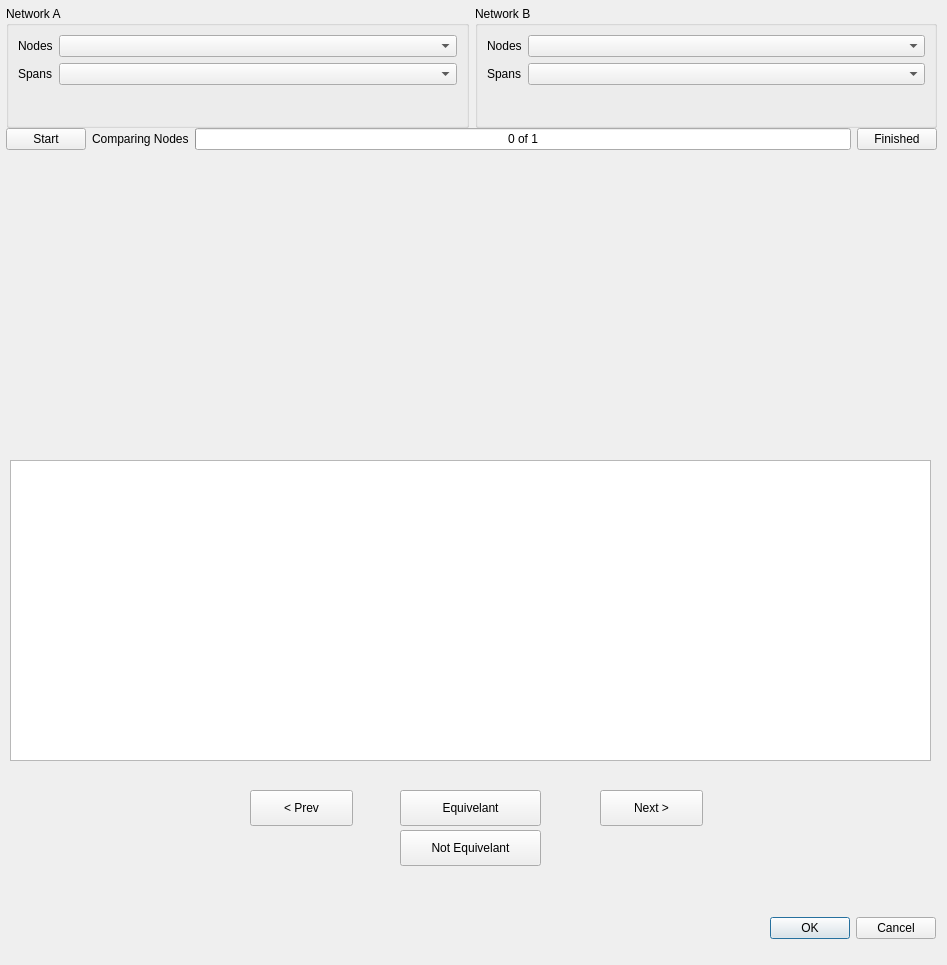
Before: the Qt Designer form gui.ui in Open-Telecoms-Data/ofds_consolidation_tool, drawn with Qt 5.
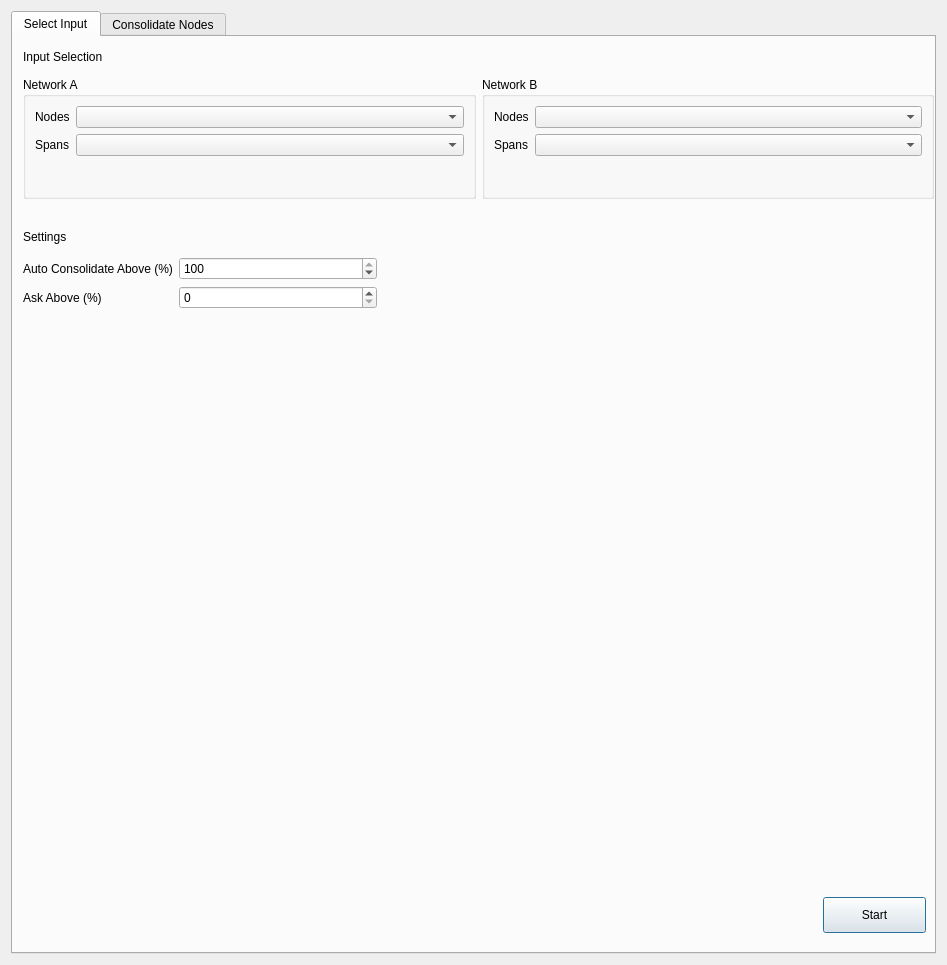
After: the same form once the commit is applied. Custom widgets are drawn as their Qt base class.

Diff of the .ui file:
```diff
--- a/gui.ui
+++ b/gui.ui
@@ -16,28 +16,25 @@
   <property name="sizeGripEnabled">
    <bool>false</bool>
   </property>
-  <widget class="QDialogButtonBox" name="buttons">
-   <property name="geometry">
-    <rect>
-     <x>770</x>
-     <y>910</y>
-     <width>166</width>
-     <height>36</height>
-    </rect>
-   </property>
-   <property name="orientation">
-    <enum>Qt::Horizontal</enum>
-   </property>
-   <property name="standardButtons">
-    <set>QDialogButtonBox::Cancel|QDialogButtonBox::Ok</set>
-   </property>
-  </widget>
+  <layout class="QVBoxLayout" name="verticalLayout">
+   <item>
+    <widget class="QTabWidget" name="tabWidget">
+     <property name="currentIndex">
+      <number>0</number>
+     </property>
+     <property name="usesScrollButtons">
+      <bool>false</bool>
+     </property>
+     <widget class="QWidget" name="tabSelectInput">
+      <attribute name="title">
+       <string>Select Input</string>
+      </attribute>
   <widget class="QWidget" name="layoutWidget">
    <property name="geometry">
     <rect>
-     <x>6</x>
-     <y>6</y>
-     <width>931</width>
+         <x>10</x>
+         <y>40</y>
+         <width>911</width>
      <height>122</height>
     </rect>
    </property>
@@ -102,51 +99,103 @@
     </item>
    </layout>
   </widget>
-  <widget class="QWidget" name="layoutWidget">
-   <property name="geometry">
-    <rect>
-     <x>10</x>
-     <y>170</y>
-     <width>921</width>
-     <height>281</height>
-    </rect>
-   </property>
-   <layout class="QHBoxLayout" name="mapsLayout">
-    <item>
-     <widget class="QgsMapCanvas" name="mapA" native="true"/>
-    </item>
-    <item>
-     <widget class="QgsMapCanvas" name="mapB" native="true"/>
-    </item>
-   </layout>
-  </widget>
-  <widget class="QWidget" name="layoutWidget">
-   <property name="geometry">
-    <rect>
-     <x>6</x>
-     <y>120</y>
-     <width>931</width>
-     <height>38</height>
-    </rect>
-   </property>
-   <layout class="QHBoxLayout" name="startLayout">
-    <item>
      <widget class="QPushButton" name="startButton">
-      <property name="maximumSize">
-       <size>
-        <width>100</width>
-        <height>16777215</height>
-       </size>
+       <property name="geometry">
+        <rect>
+         <x>810</x>
+         <y>860</y>
+         <width>103</width>
+         <height>36</height>
+        </rect>
       </property>
       <property name="text">
        <string>Start</string>
       </property>
      </widget>
-    </item>
+      <widget class="QLabel" name="settingsLabel">
+       <property name="geometry">
+        <rect>
+         <x>10</x>
+         <y>190</y>
+         <width>81</width>
+         <height>19</height>
+        </rect>
+       </property>
+       <property name="text">
+        <string>Settings</string>
+       </property>
+      </widget>
+      <widget class="QLabel" name="inputSelectionLabel">
+       <property name="geometry">
+        <rect>
+         <x>10</x>
+         <y>10</y>
+         <width>141</width>
+         <height>19</height>
+        </rect>
+       </property>
+       <property name="text">
+        <string>Input Selection</string>
+       </property>
+      </widget>
+      <widget class="QWidget" name="">
+       <property name="geometry">
+        <rect>
+         <x>10</x>
+         <y>220</y>
+         <width>354</width>
+         <height>92</height>
+        </rect>
+       </property>
+       <layout class="QFormLayout" name="settingsFormLayout">
+        <item row="0" column="0">
+         <widget class="QLabel" name="autoThresholdLabel">
+          <property name="text">
+           <string>Auto Consolidate Above (%)</string>
+          </property>
+         </widget>
+        </item>
+        <item row="0" column="1">
+         <widget class="QSpinBox" name="autoThresholdSpinBox">
+          <property name="maximum">
+           <number>100</number>
+          </property>
+          <property name="value">
+           <number>100</number>
+          </property>
+         </widget>
+        </item>
+        <item row="1" column="0">
+         <widget class="QLabel" name="askThresholdLabel">
+          <property name="text">
+           <string>Ask Above (%)</string>
+          </property>
+         </widget>
+        </item>
+        <item row="1" column="1">
+         <widget class="QSpinBox" name="askThresholdSpinBox">
+          <property name="maximum">
+           <number>100</number>
+          </property>
+          <property name="value">
+           <number>0</number>
+          </property>
+         </widget>
+        </item>
+       </layout>
+      </widget>
+     </widget>
+     <widget class="QWidget" name="tabConsolidateNodes">
+      <attribute name="title">
+       <string>Consolidate Nodes</string>
+      </attribute>
+      <layout class="QVBoxLayout" name="verticalLayout_2">
+       <item>
+        <layout class="QHBoxLayout" name="nodesProgressLayout">
     <item>
      <widget class="QLabel" name="comparisonLabel">
       <property name="text">
-       <string>Comparing Nodes</string>
+            <string>Node Comparisons</string>
       </property>
      </widget>
     </item>
@@ -167,49 +216,40 @@
      </widget>
     </item>
     <item>
-     <widget class="QPushButton" name="finishedButton">
+          <widget class="QPushButton" name="finishedNodesButton">
       <property name="text">
-       <string>Finished</string>
+            <string>Finish</string>
       </property>
      </widget>
     </item>
    </layout>
-  </widget>
-  <widget class="QPushButton" name="sameButton">
-   <property name="geometry">
-    <rect>
-     <x>400</x>
-     <y>790</y>
-     <width>141</width>
-     <height>36</height>
-    </rect>
-   </property>
-   <property name="text">
-    <string>Equivelant</string>
-   </property>
-  </widget>
-  <widget class="QPushButton" name="notSameButton">
-   <property name="geometry">
-    <rect>
-     <x>400</x>
-     <y>830</y>
-     <width>141</width>
-     <height>36</height>
-    </rect>
-   </property>
-   <property name="text">
-    <string>Not Equivelant</string>
-   </property>
-  </widget>
+       </item>
+       <item>
+        <layout class="QHBoxLayout" name="mapsLayout">
+         <item>
+          <widget class="QgsMapCanvas" name="mapA" native="true">
+           <property name="sizePolicy">
+            <sizepolicy hsizetype="Expanding" vsizetype="Expanding">
+             <horstretch>0</horstretch>
+             <verstretch>0</verstretch>
+            </sizepolicy>
+           </property>
+          </widget>
+         </item>
+         <item>
+          <widget class="QgsMapCanvas" name="mapB" native="true">
+           <property name="sizePolicy">
+            <sizepolicy hsizetype="Expanding" vsizetype="Expanding">
+             <horstretch>0</horstretch>
+             <verstretch>0</verstretch>
+            </sizepolicy>
+           </property>
+          </widget>
+         </item>
+        </layout>
+       </item>
+       <item>
   <widget class="QTextEdit" name="infoPanel">
-   <property name="geometry">
-    <rect>
-     <x>10</x>
-     <y>460</y>
-     <width>921</width>
-     <height>301</height>
-    </rect>
-   </property>
    <property name="undoRedoEnabled">
     <bool>false</bool>
    </property>
@@ -217,41 +257,44 @@
     <bool>true</bool>
    </property>
   </widget>
-  <widget class="QPushButton" name="nextButton">
-   <property name="geometry">
-    <rect>
-     <x>600</x>
-     <y>790</y>
-     <width>103</width>
-     <height>36</height>
-    </rect>
-   </property>
+       </item>
+       <item>
+        <layout class="QGridLayout" name="gridLayout">
+         <item row="0" column="1">
+          <widget class="QPushButton" name="sameNodesButton">
+           <property name="text">
+            <string>Same</string>
+           </property>
+          </widget>
+         </item>
+         <item row="0" column="4">
+          <widget class="QPushButton" name="nextNodesButton">
    <property name="text">
     <string>Next &gt;</string>
    </property>
   </widget>
-  <widget class="QPushButton" name="prevButton">
-   <property name="geometry">
-    <rect>
-     <x>250</x>
-     <y>790</y>
-     <width>103</width>
-     <height>36</height>
-    </rect>
-   </property>
+         </item>
+         <item row="0" column="0">
+          <widget class="QPushButton" name="prevNodesButton">
+           <property name="text">
+            <string>&lt; Previous</string>
+           </property>
+          </widget>
+         </item>
+         <item row="0" column="2">
+          <widget class="QPushButton" name="notSameNodesButton">
    <property name="text">
-    <string>&lt; Prev</string>
-   </property>
-  </widget>
-  <zorder>layoutWidget</zorder>
-  <zorder>buttons</zorder>
-  <zorder>layoutWidget</zorder>
-  <zorder>layoutWidget</zorder>
-  <zorder>sameButton</zorder>
-  <zorder>notSameButton</zorder>
-  <zorder>infoPanel</zorder>
-  <zorder>nextButton</zorder>
-  <zorder>prevButton</zorder>
+            <string>Not Same</string>
+           </property>
+          </widget>
+         </item>
+        </layout>
+       </item>
+      </layout>
+     </widget>
+    </widget>
+   </item>
+  </layout>
  </widget>
  <customwidgets>
   <customwidget>
```
Left out of the diff: 35 changed lines with no effect on the pictures. Lines whose indentation alone changed are shown as unchanged.
